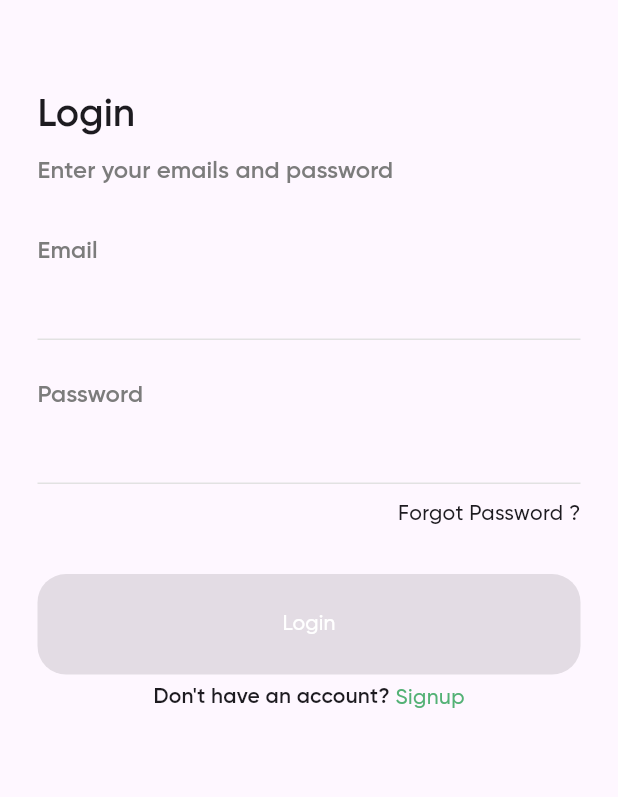
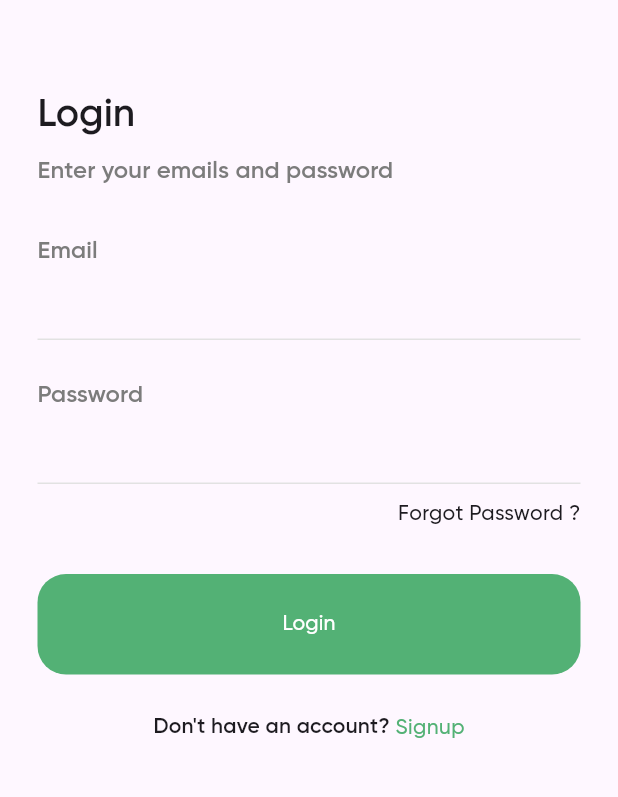
Before and after one commit to Abdallah867/grocery_app, a Flutter app: the screen it shows after launch, after a tap on "Sign up", after a tap on "Login", on a phone screen of 412 x 824 dp, the part 206-1003 px from its top. Run offline on Flutter 3.47's test engine with Material 2 defaults, Android fonts, the phone set to English and light mode, and no system bars; our stand-ins replace appwrite, bloc, flutter_bloc, flutter_svg.

```diff
--- a/lib/cubits/auth_cubit/auth_state.dart
+++ b/lib/cubits/auth_cubit/auth_state.dart
@@ -8,10 +8,18 @@ final class SignUpLoading extends AuthState {}
 
 final class SignUpSuccess extends AuthState {}
 
-final class SignUpFailure extends AuthState {}
+final class SignUpFailure extends AuthState {
+  final String errMessage;
+
+  SignUpFailure({required this.errMessage});
+}
 
 final class SignInLoading extends AuthState {}
 
 final class SignInSuccess extends AuthState {}
 
-final class SignInFailure extends AuthState {}
+final class SignInFailure extends AuthState {
+  final String errMessage;
+
+  SignInFailure({required this.errMessage});
+}
--- a/lib/views/login_view.dart
+++ b/lib/views/login_view.dart
@@ -1,94 +1,44 @@
 import 'package:flutter/material.dart';
+import 'package:flutter_bloc/flutter_bloc.dart';
 import 'package:flutter_svg/svg.dart';
-import 'package:grocery_app/widgets/custom_button.dart';
-import 'package:grocery_app/widgets/custom_text.dart';
-
+import 'package:grocery_app/widgets/dont_have_an_account.dart';
 import '../constants.dart';
-import '../widgets/custom_text_field.dart';
+import '../cubits/auth_cubit/auth_cubit.dart';
+import '../widgets/custom_text.dart';
+import '../widgets/login_form.dart';
+import '../widgets/logo_widget.dart';
 
 class LoginView extends StatelessWidget {
   const LoginView({super.key});
 
   @override
   Widget build(BuildContext context) {
-    return Scaffold(
+    return BlocProvider(
+      create: (context) => AuthCubit(),
+      child: Scaffold(
         body: Padding(
           padding: const EdgeInsets.symmetric(horizontal: 25.0),
           child: SingleChildScrollView(
             child: Column(
               crossAxisAlignment: CrossAxisAlignment.start,
               children: [
-              const SizedBox(
-                height: 80,
-              ),
-              Center(
-                child: SvgPicture.asset("assets/images/logo.svg"),
-              ),
-              const SizedBox(
-                height: 60,
-              ),
+                const SizedBox(height: 80),
+                const LogoWidget(),
+                const SizedBox(height: 60),
                 CustomText(
                   text: "Login",
                   theme: Theme.of(context).textTheme.titleLarge,
                 ),
-              const SizedBox(
-                height: 10,
-              ),
+                const SizedBox(height: 10),
                 CustomText(
                   text: "Enter your emails and password",
                   theme: Theme.of(context).textTheme.titleSmall,
                 ),
-              const SizedBox(
-                height: 30,
-              ),
-              const CustomTextFormField(
-                text: 'Email',
-              ),
-              const SizedBox(
-                height: 25,
-              ),
-              const CustomTextFormField(
-                text: 'Password',
-              ),
-              const SizedBox(
-                height: 10,
-              ),
-              const Row(
-                mainAxisAlignment: MainAxisAlignment.end,
-                children: [
-                  Text("Forgot Password ?"),
+                const LoginForm(),
+                const SizedBox(height: 20),
+                const DontHaveAnAccountWidget()
               ],
             ),
-              const SizedBox(
-                height: 30,
-              ),
-              const CustomButton(
-                text: "Login",
-              ),
-              const SizedBox(
-                height: 5,
-              ),
-              Row(
-                mainAxisAlignment: MainAxisAlignment.center,
-                children: [
-                  CustomText(
-                    text: "Don't have an account? ",
-                    theme: Theme.of(context).textTheme.titleMedium,
-                  ),
-                  GestureDetector(
-                    onTap: () {
-                      Navigator.of(context).pop();
-                    },
-                    child: const Text(
-                      "Signup",
-                      style: TextStyle(
-                        color: kSecondaryColor,
-                      ),
-                    ),
-                  ),
-                ],
-              )
-            ],
           ),
         ),
       ),
--- a/lib/views/sign_up_view.dart
+++ b/lib/views/sign_up_view.dart
@@ -1,14 +1,14 @@
-import 'package:appwrite/appwrite.dart';
 import 'package:flutter/material.dart';
 import 'package:flutter_bloc/flutter_bloc.dart';
 import 'package:flutter_svg/svg.dart';
-import 'package:grocery_app/cubits/auth_cubit/auth_cubit.dart';
-import 'package:grocery_app/views/login_view.dart';
-import 'package:grocery_app/widgets/custom_button.dart';
-import 'package:grocery_app/widgets/custom_text.dart';
+import 'package:grocery_app/widgets/have_an_account_widget.dart';
 
 import '../constants.dart';
-import '../widgets/custom_text_field.dart';
+import '../cubits/auth_cubit/auth_cubit.dart';
+import '../widgets/custom_text.dart';
+import '../widgets/logo_widget.dart';
+import '../widgets/sign_up_form.dart';
+import 'login_view.dart';
 
 class SignUpView extends StatelessWidget {
   const SignUpView({
@@ -26,56 +26,22 @@ class SignUpView extends StatelessWidget {
             child: Column(
               crossAxisAlignment: CrossAxisAlignment.start,
               children: [
-                const SizedBox(
-                  height: 80,
-                ),
-                Center(
-                  child: SvgPicture.asset("assets/images/logo.svg"),
-                ),
-                const SizedBox(
-                  height: 60,
-                ),
+                const SizedBox(height: 80),
+                const LogoWidget(),
+                const SizedBox(height: 60),
                 CustomText(
                   text: "Sign up",
                   theme: Theme.of(context).textTheme.titleLarge,
                 ),
-                const SizedBox(
-                  height: 10,
-                ),
+                const SizedBox(height: 10),
                 CustomText(
                   text: "Enter your credentials to continue",
                   theme: Theme.of(context).textTheme.titleSmall,
                 ),
-                const SizedBox(
-                  height: 30,
-                ),
-                SignUpForm(),
-                const SizedBox(
-                  height: 5,
-                ),
-                Row(
-                  mainAxisAlignment: MainAxisAlignment.center,
-                  children: [
-                    CustomText(
-                      text: "Already have an account? ",
-                      theme: Theme.of(context).textTheme.titleMedium,
-                    ),
-                    GestureDetector(
-                      onTap: () {
-                        Navigator.of(context).push(
-                          MaterialPageRoute(
-                              builder: (context) => const LoginView()),
-                        );
-                      },
-                      child: const Text(
-                        "Login",
-                        style: TextStyle(
-                          color: kSecondaryColor,
-                        ),
-                      ),
-                    ),
-                  ],
-                )
+                const SizedBox(height: 30),
+                const SignUpForm(),
+                const SizedBox(height: 20),
+                const HaveAnAccountWidget(),
               ],
             ),
           ),
@@ -84,63 +50,3 @@ class SignUpView extends StatelessWidget {
     );
   }
 }
-
-class SignUpForm extends StatelessWidget {
-  const SignUpForm({
-    super.key,
-  });
-
-  @override
-  Widget build(BuildContext context) {
-    final authCubit = BlocProvider.of<AuthCubit>(context);
-
-    return Form(
-      key: authCubit.signupKey,
-      child: Column(
-        children: [
-          CustomTextFormField(
-            onChanged: (username) {
-              authCubit.username = username;
-            },
-            text: 'Username',
-          ),
-          const SizedBox(
-            height: 25,
-          ),
-          CustomTextFormField(
-            onChanged: (email) {
-              authCubit.email = email;
-            },
-            text: 'Email',
-          ),
-          const SizedBox(
-            height: 25,
-          ),
-          CustomTextFormField(
-            onChanged: (password) {
-              authCubit.password = password;
-            },
-            text: 'Password',
-          ),
-          const SizedBox(
-            height: 30,
-          ),
-          CustomButton(
-            onPressed: () async {
-              if (authCubit.signupKey.currentState!.validate()) {
-                await authCubit.registerNewUser();
-                ScaffoldMessenger.of(context).showSnackBar(
-                  const SnackBar(
-                    content: Text("signed up successfully"),
-                  ),
-                );
-              }
-            },
-            text: "Sign up",
-            // onPressed: ,
-          ),
-        ],
-      ),
-    );
-  }
-}
--- /dev/null
+++ b/lib/widgets/dont_have_an_account.dart
@@ -0,0 +1,34 @@
+import 'package:flutter/material.dart';
+
+import '../constants.dart';
+import 'custom_text.dart';
+
+class DontHaveAnAccountWidget extends StatelessWidget {
+  const DontHaveAnAccountWidget({
+    super.key,
+  });
+
+  @override
+  Widget build(BuildContext context) {
+    return Row(
+      mainAxisAlignment: MainAxisAlignment.center,
+      children: [
+        CustomText(
+          text: "Don't have an account? ",
+          theme: Theme.of(context).textTheme.titleMedium,
+        ),
+        GestureDetector(
+          onTap: () {
+            Navigator.of(context).pop();
+          },
+          child: const Text(
+            "Signup",
+            style: TextStyle(
+              color: kSecondaryColor,
+            ),
+          ),
+        ),
+      ],
+    );
+  }
+}
--- /dev/null
+++ b/lib/widgets/have_an_account_widget.dart
@@ -0,0 +1,37 @@
+import 'package:flutter/material.dart';
+
+import '../constants.dart';
+import '../views/login_view.dart';
+import 'custom_text.dart';
+
+class HaveAnAccountWidget extends StatelessWidget {
+  const HaveAnAccountWidget({
+    super.key,
+  });
+
+  @override
+  Widget build(BuildContext context) {
+    return Row(
+      mainAxisAlignment: MainAxisAlignment.center,
+      children: [
+        CustomText(
+          text: "Already have an account? ",
+          theme: Theme.of(context).textTheme.titleMedium,
+        ),
+        GestureDetector(
+          onTap: () {
+            Navigator.of(context).push(
+              MaterialPageRoute(builder: (context) => const LoginView()),
+            );
+          },
+          child: const Text(
+            "Login",
+            style: TextStyle(
+              color: kSecondaryColor,
+            ),
+          ),
+        ),
+      ],
+    );
+  }
+}
--- /dev/null
+++ b/lib/widgets/login_form.dart
@@ -0,0 +1,91 @@
+import 'package:flutter/material.dart';
+import 'package:flutter_bloc/flutter_bloc.dart';
+
+import '../constants.dart';
+import '../cubits/auth_cubit/auth_cubit.dart';
+import '../helper/show_snack_bar.dart';
+import 'custom_button.dart';
+import 'custom_text_field.dart';
+
+class LoginForm extends StatelessWidget {
+  const LoginForm({
+    super.key,
+  });
+
+  @override
+  Widget build(BuildContext context) {
+    final authCubit = BlocProvider.of<AuthCubit>(context);
+
+    return BlocConsumer<AuthCubit, AuthState>(
+      listener: (context, state) {
+        if (state is SignInSuccess) {
+          showSnackBar(context, "Logged in successfully");
+        }
+        if (state is SignInFailure) {
+          showSnackBar(context, state.errMessage);
+        }
+      },
+      builder: (context, state) {
+        return AbsorbPointer(
+          absorbing: state is SignInLoading ? true : false,
+          child: Form(
+            key: authCubit.loginKey,
+            child: Column(
+              children: [
+                const SizedBox(
+                  height: 30,
+                ),
+                CustomTextFormField(
+                  text: 'Email',
+                  onChanged: (email) {
+                    authCubit.email = email;
+                  },
+                ),
+                const SizedBox(
+                  height: 25,
+                ),
+                CustomTextFormField(
+                  text: 'Password',
+                  onChanged: (password) {
+                    authCubit.password = password;
+                  },
+                ),
+                const SizedBox(
+                  height: 10,
+                ),
+                const Row(
+                  mainAxisAlignment: MainAxisAlignment.end,
+                  children: [
+                    Text("Forgot Password ?"),
+                  ],
+                ),
+                const SizedBox(
+                  height: 30,
+                ),
+                state is SignInLoading
+                    ? const Padding(
+                        padding: EdgeInsets.symmetric(vertical: 16.0),
+                        child: CircularProgressIndicator(
+                          color: kSecondaryColor,
+                        ),
+                      )
+                    : CustomButton(
+                        onPressed: () async {
+                          if (authCubit.loginKey.currentState!.validate()) {
+                            await authCubit.loginUser();
+                          }
+                        },
+                        text: "Login",
+                        // onPressed: ,
+                      ),
+                const SizedBox(
+                  height: 5,
+                ),
+              ],
+            ),
+          ),
+        );
+      },
+    );
+  }
+}
--- /dev/null
+++ b/lib/widgets/logo_widget.dart
@@ -0,0 +1,15 @@
+import 'package:flutter/material.dart';
+import 'package:flutter_svg/svg.dart';
+
+class LogoWidget extends StatelessWidget {
+  const LogoWidget({
+    super.key,
+  });
+
+  @override
+  Widget build(BuildContext context) {
+    return Center(
+      child: SvgPicture.asset("assets/images/logo.svg"),
+    );
+  }
+}
--- /dev/null
+++ b/lib/widgets/sign_up_form.dart
@@ -0,0 +1,85 @@
+import 'package:flutter/material.dart';
+import 'package:flutter_bloc/flutter_bloc.dart';
+
+import '../constants.dart';
+import '../cubits/auth_cubit/auth_cubit.dart';
+import '../helper/show_snack_bar.dart';
+import 'custom_button.dart';
+import 'custom_text_field.dart';
+
+class SignUpForm extends StatelessWidget {
+  const SignUpForm({
+    super.key,
+  });
+
+  @override
+  Widget build(BuildContext context) {
+    final authCubit = BlocProvider.of<AuthCubit>(context);
+
+    return BlocConsumer<AuthCubit, AuthState>(
+      listener: (context, state) {
+        if (state is SignUpSuccess) {
+          showSnackBar(context, "signed up successfully");
+        }
+        if (state is SignUpFailure) {
+          showSnackBar(context, state.errMessage);
+        }
+      },
+      builder: (context, state) {
+        return AbsorbPointer(
+          absorbing: state is SignUpLoading ? true : false,
+          child: Form(
+            key: authCubit.signupKey,
+            child: Column(
+              children: [
+                CustomTextFormField(
+                  onChanged: (username) {
+                    authCubit.username = username;
+                  },
+                  text: 'Username',
+                ),
+                const SizedBox(
+                  height: 25,
+                ),
+                CustomTextFormField(
+                  onChanged: (email) {
+                    authCubit.email = email;
+                  },
+                  text: 'Email',
+                ),
+                const SizedBox(
+                  height: 25,
+                ),
+                CustomTextFormField(
+                  onChanged: (password) {
+                    authCubit.password = password;
+                  },
+                  text: 'Password',
+                ),
+                const SizedBox(
+                  height: 30,
+                ),
+                state is SignUpLoading
+                    ? const Padding(
+                        padding: EdgeInsets.symmetric(vertical: 16.0),
+                        child: CircularProgressIndicator(
+                          color: kSecondaryColor,
+                        ),
+                      )
+                    : CustomButton(
+                        onPressed: () async {
+                          if (authCubit.signupKey.currentState!.validate()) {
+                            await authCubit.registerNewUser();
+                          }
+                        },
+                        text: "Sign up",
+                        // onPressed: ,
+                      ),
+              ],
+            ),
+          ),
+        );
+      },
+    );
+  }
+}
```
Also changed, not shown: lib/cubits/auth_cubit/auth_cubit.dart (+8 -6 lines), lib/helper/show_snack_bar.dart (added, +9 -0 lines), lib/test.dart (+84 -84 lines). Lines whose indentation alone changed are shown as unchanged.
